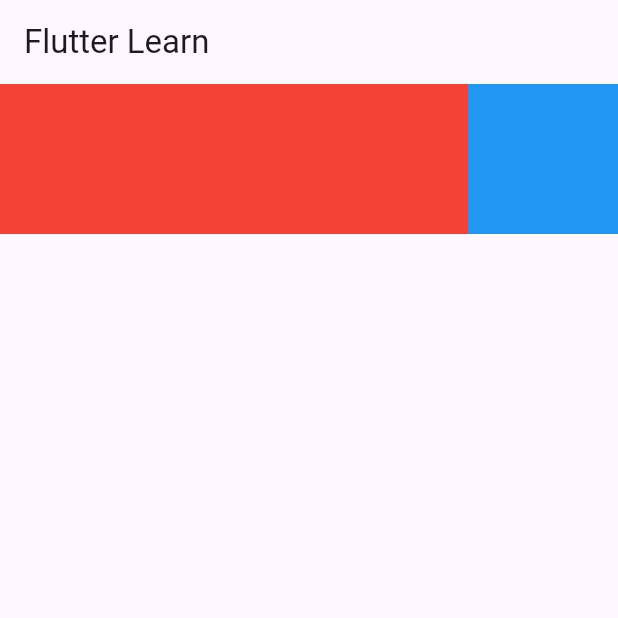
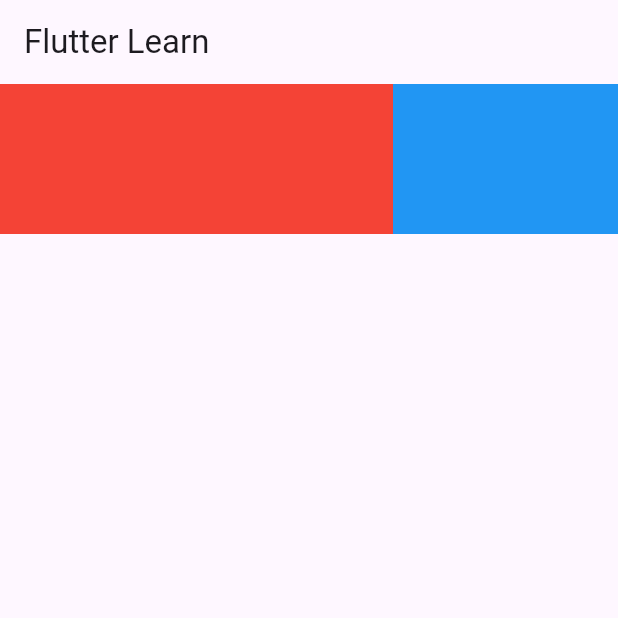
Before and after one commit to memahin/Flutter-Common-Widgets, a Flutter app: the screen it shows after launch, on a phone screen of 412 x 824 dp, the top half of it. Run offline on Flutter 3.47's test engine with Material 3 defaults, Android fonts, the phone set to English and light mode, and no system bars.

Commit message:
Start with flutter widgets

```diff
--- a/lib/main.dart
+++ b/lib/main.dart
@@ -22,7 +22,7 @@ class HomePage extends StatelessWidget {
           Expanded(
             child: Container(color: Colors.red, height: 100,),
           ),
-          Container(color: Colors.blue, height: 100, width: 100,),
+          Container(color: Colors.blue, height: 100, width: 150,),
         ],
       )
 
```
